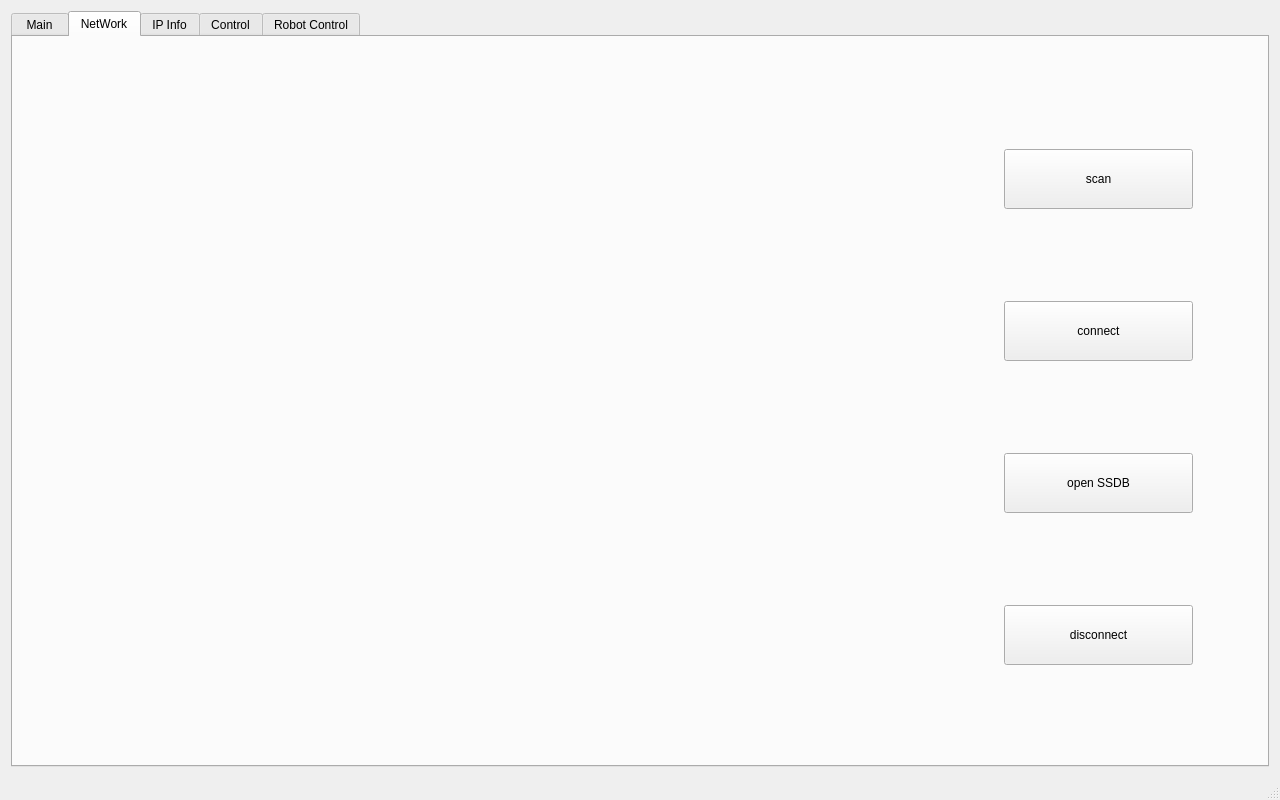
The window that mainwindow.ui (wylnii/service-robot) describes before a commit, drawn with Qt 5.
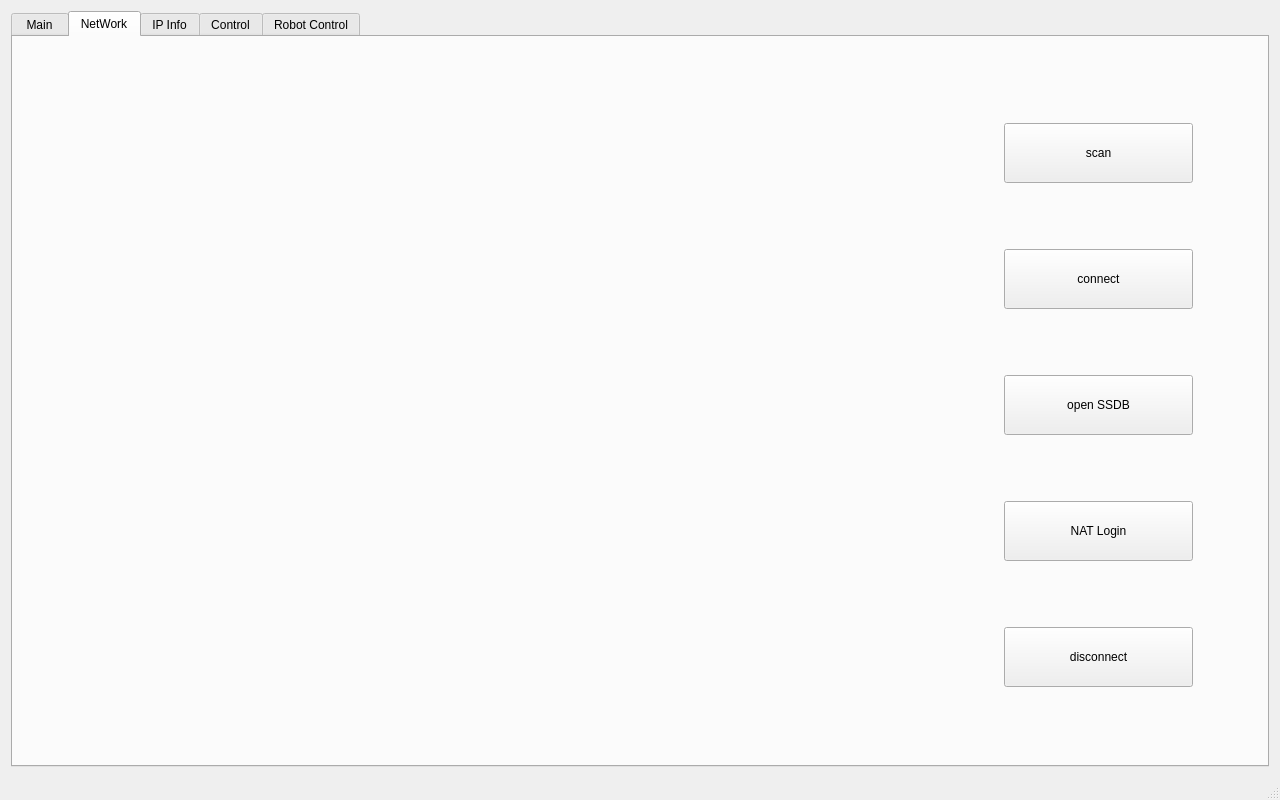
The same window after the commit. The open tabs and pages were chosen to show the change. Icons and pictures are not drawn.

```diff
--- a/mainwindow.ui
+++ b/mainwindow.ui
@@ -173,6 +173,19 @@
            </property>
           </widget>
          </item>
+         <item>
+          <widget class="QPushButton" name="pushButton_natlogin">
+           <property name="minimumSize">
+            <size>
+             <width>0</width>
+             <height>60</height>
+            </size>
+           </property>
+           <property name="text">
+            <string>NAT Login</string>
+           </property>
+          </widget>
+         </item>
          <item>
           <widget class="QPushButton" name="pushButton_disconnect">
            <property name="minimumSize">
```
Left out of the diff: 2 changed lines with no effect on the pictures.
